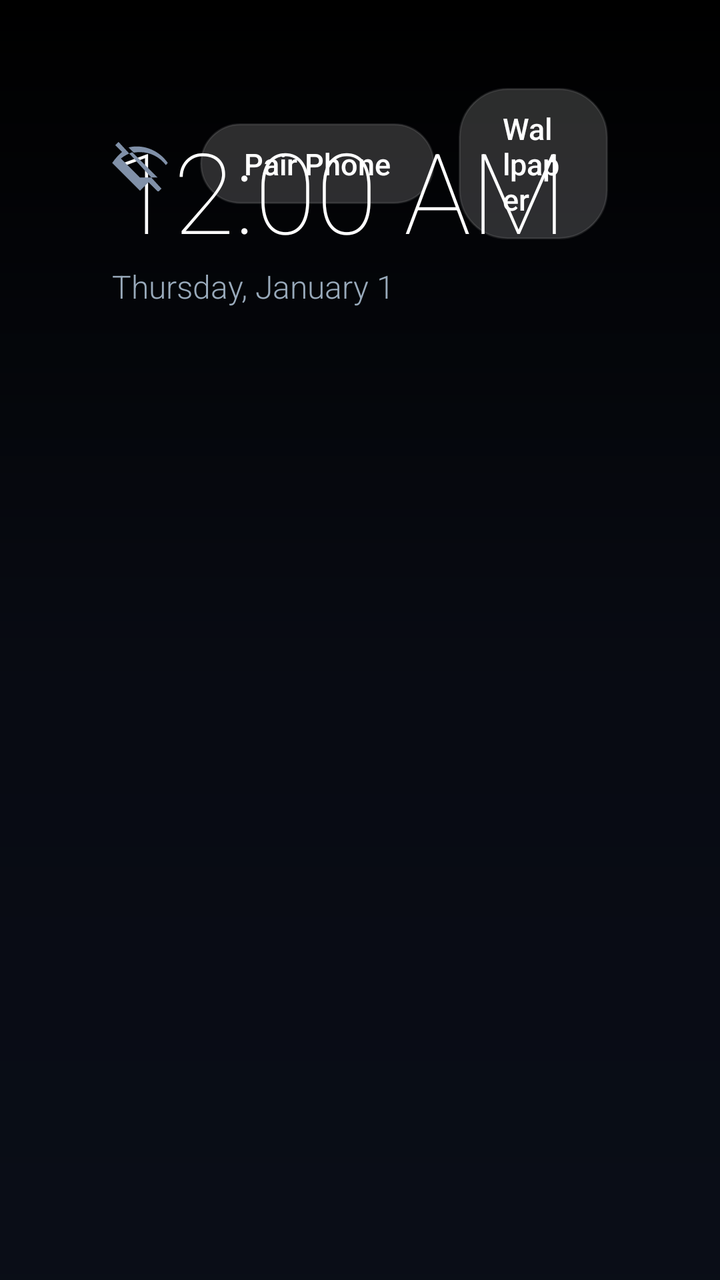
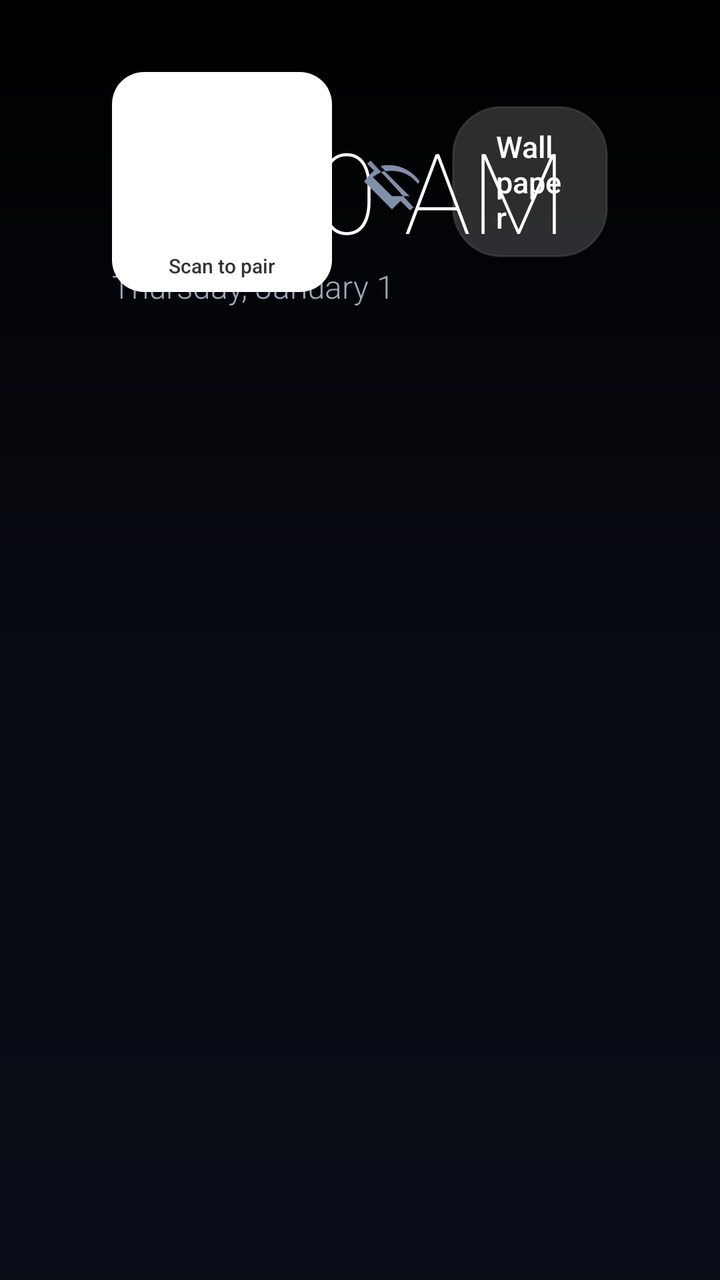

Compare the two renders of this Android layout. The source of the first and the diff that turns it into the second are given below.
<!-- AndroidManifest.xml: application theme AppTheme -->
<!-- res/layout/activity_main.xml -->
<?xml version="1.0" encoding="utf-8"?>
<FrameLayout xmlns:android="http://schemas.android.com/apk/res/android"
    android:layout_width="match_parent"
    android:layout_height="match_parent"
    android:clipChildren="false"
    android:clipToPadding="false">

    
    <ImageView
        android:id="@+id/wallpaper"
        android:layout_width="match_parent"
        android:layout_height="match_parent"
        android:scaleType="centerCrop" />

    
    <View
        android:layout_width="match_parent"
        android:layout_height="match_parent"
        android:background="@drawable/scrim_gradient" />

    
    <LinearLayout
        android:layout_width="match_parent"
        android:layout_height="match_parent"
        android:orientation="vertical"
        android:paddingStart="56dp"
        android:paddingTop="36dp"
        android:paddingEnd="56dp"
        android:paddingBottom="20dp"
        android:clipChildren="false"
        android:clipToPadding="false">

        
        <RelativeLayout
            android:layout_width="match_parent"
            android:layout_height="wrap_content"
            android:clipChildren="false"
            android:clipToPadding="false">

            <LinearLayout
                android:id="@+id/headerLeft"
                android:layout_width="wrap_content"
                android:layout_height="wrap_content"
                android:layout_alignParentStart="true"
                android:layout_centerVertical="true"
                android:orientation="vertical">

                <TextView
                    android:id="@+id/greeting"
                    android:layout_width="wrap_content"
                    android:layout_height="wrap_content"
                    android:textColor="#B0C0E0"
                    android:textSize="16sp"
                    android:fontFamily="sans-serif-medium"
                    android:letterSpacing="0.04" />

                <TextClock
                    android:id="@+id/clock"
                    android:layout_width="wrap_content"
                    android:layout_height="wrap_content"
                    android:textColor="#FFFFFF"
                    android:textSize="56sp"
                    android:fontFamily="sans-serif-thin"
                    android:format12Hour="h:mm a"
                    android:format24Hour="HH:mm" />

                <TextClock
                    android:id="@+id/date"
                    android:layout_width="wrap_content"
                    android:layout_height="wrap_content"
                    android:textColor="#99AABB"
                    android:textSize="16sp"
                    android:fontFamily="sans-serif-light"
                    android:format12Hour="EEEE, MMMM d"
                    android:format24Hour="EEEE, MMMM d" />
            </LinearLayout>

            <LinearLayout
                android:layout_width="wrap_content"
                android:layout_height="wrap_content"
                android:layout_alignParentEnd="true"
                android:layout_alignTop="@id/headerLeft"
                android:layout_marginTop="8dp"
                android:orientation="horizontal"
                android:gravity="center_vertical"
                android:clipChildren="false"
                android:clipToPadding="false">

                <ImageView
                    android:id="@+id/netIcon"
                    android:layout_width="28dp"
                    android:layout_height="28dp"
                    android:src="@drawable/ic_net_offline"
                    android:scaleType="fitCenter"
                    android:layout_marginEnd="16dp" />

                <TextView
                    android:id="@+id/pairBtn"
                    android:layout_width="wrap_content"
                    android:layout_height="wrap_content"
                    android:text="Pair Phone"
                    android:textColor="#FFFFFF"
                    android:textSize="15sp"
                    android:fontFamily="sans-serif-medium"
                    android:paddingStart="22dp"
                    android:paddingTop="10dp"
                    android:paddingEnd="22dp"
                    android:paddingBottom="10dp"
                    android:focusable="true"
                    android:clickable="true"
                    android:background="@drawable/pill_bg"
                    android:layout_marginEnd="12dp" />

                <TextView
                    android:id="@+id/wallpaperBtn"
                    android:layout_width="wrap_content"
                    android:layout_height="wrap_content"
                    android:text="Wallpaper"
                    android:textColor="#FFFFFF"
                    android:textSize="15sp"
                    android:fontFamily="sans-serif-medium"
                    android:paddingStart="22dp"
                    android:paddingTop="10dp"
                    android:paddingEnd="22dp"
                    android:paddingBottom="10dp"
                    android:focusable="true"
                    android:clickable="true"
                    android:background="@drawable/pill_bg" />
            </LinearLayout>
        </RelativeLayout>

        
        <androidx.recyclerview.widget.RecyclerView
            android:id="@+id/toolsRow"
            android:layout_width="match_parent"
            android:layout_height="wrap_content"
            android:layout_marginTop="12dp"
            android:clipToPadding="false"
            android:clipChildren="false"
            android:paddingStart="8dp"
            android:paddingTop="6dp"
            android:paddingEnd="56dp"
            android:paddingBottom="6dp" />

        
        <View
            android:layout_width="match_parent"
            android:layout_height="0dp"
            android:layout_weight="1" />

        
        <TextView
            android:id="@+id/favoritesLabel"
            android:layout_width="wrap_content"
            android:layout_height="wrap_content"
            android:text="FAVORITES"
            android:textColor="#B0C0E0"
            android:textSize="13sp"
            android:fontFamily="sans-serif-medium"
            android:letterSpacing="0.06"
            android:layout_marginStart="8dp"
            android:visibility="gone" />

        <androidx.recyclerview.widget.RecyclerView
            android:id="@+id/favoritesRow"
            android:layout_width="match_parent"
            android:layout_height="wrap_content"
            android:clipToPadding="false"
            android:clipChildren="false"
            android:paddingStart="8dp"
            android:paddingTop="12dp"
            android:paddingEnd="56dp"
            android:paddingBottom="12dp"
            android:visibility="gone" />

        
        <androidx.recyclerview.widget.RecyclerView
            android:id="@+id/grid"
            android:layout_width="match_parent"
            android:layout_height="wrap_content"
            android:clipToPadding="false"
            android:clipChildren="false"
            android:paddingStart="8dp"
            android:paddingTop="16dp"
            android:paddingEnd="56dp"
            android:paddingBottom="16dp" />
    </LinearLayout>

    
    <FrameLayout
        android:id="@+id/pairingPanel"
        android:layout_width="match_parent"
        android:layout_height="match_parent"
        android:background="#E60B0F1A"
        android:clickable="true"
        android:focusable="true"
        android:visibility="gone">

        <ScrollView
            android:layout_width="640dp"
            android:layout_height="wrap_content"
            android:layout_gravity="center"
            android:padding="24dp">

            <LinearLayout
                android:layout_width="match_parent"
                android:layout_height="wrap_content"
                android:orientation="vertical"
                android:gravity="center_horizontal"
                android:background="@drawable/card_bg"
                android:padding="28dp">

                <TextView
                    android:layout_width="wrap_content"
                    android:layout_height="wrap_content"
                    android:text="Pair Phone Remote"
                    android:textColor="#FFFFFF"
                    android:textSize="24sp"
                    android:fontFamily="sans-serif-medium" />

                <TextView
                    android:id="@+id/pairingInfo"
                    android:layout_width="wrap_content"
                    android:layout_height="wrap_content"
                    android:textColor="#B0C0E0"
                    android:textSize="14sp"
                    android:fontFamily="sans-serif"
                    android:gravity="center"
                    android:layout_marginTop="8dp" />

                
                <FrameLayout
                    android:layout_width="200dp"
                    android:layout_height="200dp"
                    android:layout_marginTop="16dp"
                    android:background="#FFFFFF"
                    android:padding="8dp">

                    <ImageView
                        android:id="@+id/qrImageView"
                        android:layout_width="match_parent"
                        android:layout_height="match_parent"
                        android:scaleType="fitCenter" />
                </FrameLayout>

                
                <TextView
                    android:layout_width="match_parent"
                    android:layout_height="wrap_content"
                    android:text="Paired Devices"
                    android:textColor="#FFFFFF"
                    android:textSize="16sp"
                    android:fontFamily="sans-serif-medium"
                    android:layout_marginTop="24dp" />

                <LinearLayout
                    android:id="@+id/pairedDevicesList"
                    android:layout_width="match_parent"
                    android:layout_height="wrap_content"
                    android:orientation="vertical"
                    android:layout_marginTop="8dp" />

                <TextView
                    android:id="@+id/noDevicesText"
                    android:layout_width="match_parent"
                    android:layout_height="wrap_content"
                    android:text="No devices paired yet"
                    android:textColor="#8090A8"
                    android:textSize="14sp"
                    android:layout_marginTop="8dp"
                    android:visibility="gone" />

                <LinearLayout
                    android:layout_width="match_parent"
                    android:layout_height="wrap_content"
                    android:orientation="horizontal"
                    android:gravity="end"
                    android:layout_marginTop="24dp">

                    <TextView
                        android:id="@+id/removeAllBtn"
                        android:layout_width="wrap_content"
                        android:layout_height="wrap_content"
                        android:text="Remove All"
                        android:textColor="#FF6B6B"
                        android:textSize="14sp"
                        android:fontFamily="sans-serif-medium"
                        android:paddingStart="18dp"
                        android:paddingTop="8dp"
                        android:paddingEnd="18dp"
                        android:paddingBottom="8dp"
                        android:focusable="true"
                        android:clickable="true"
                        android:background="@drawable/pill_bg"
                        android:layout_marginEnd="12dp" />

                    <TextView
                        android:id="@+id/closePanelBtn"
                        android:layout_width="wrap_content"
                        android:layout_height="wrap_content"
                        android:text="Close"
                        android:textColor="#FFFFFF"
                        android:textSize="14sp"
                        android:fontFamily="sans-serif-medium"
                        android:paddingStart="24dp"
                        android:paddingTop="8dp"
                        android:paddingEnd="24dp"
                        android:paddingBottom="8dp"
                        android:focusable="true"
                        android:clickable="true"
                        android:background="@drawable/pill_bg" />
                </LinearLayout>
            </LinearLayout>
        </ScrollView>
    </FrameLayout>

    
    <FrameLayout
        android:id="@+id/hiddenAppsPanel"
        android:layout_width="match_parent"
        android:layout_height="match_parent"
        android:background="#E60B0F1A"
        android:clickable="true"
        android:focusable="true"
        android:visibility="gone">

        <ScrollView
            android:layout_width="560dp"
            android:layout_height="wrap_content"
            android:layout_gravity="center"
            android:padding="24dp">

            <LinearLayout
                android:layout_width="match_parent"
                android:layout_height="wrap_content"
                android:orientation="vertical"
                android:gravity="center_horizontal"
                android:background="@drawable/card_bg"
                android:padding="28dp">

                <TextView
                    android:layout_width="wrap_content"
                    android:layout_height="wrap_content"
                    android:text="Hidden Apps"
                    android:textColor="#FFFFFF"
                    android:textSize="22sp"
                    android:fontFamily="sans-serif-medium" />

                <LinearLayout
                    android:id="@+id/hiddenAppsList"
                    android:layout_width="match_parent"
                    android:layout_height="wrap_content"
                    android:orientation="vertical"
                    android:layout_marginTop="16dp" />

                <TextView
                    android:id="@+id/noHiddenAppsText"
                    android:layout_width="match_parent"
                    android:layout_height="wrap_content"
                    android:text="No hidden apps"
                    android:textColor="#8090A8"
                    android:textSize="14sp"
                    android:gravity="center"
                    android:layout_marginTop="16dp"
                    android:visibility="gone" />

                <LinearLayout
                    android:layout_width="match_parent"
                    android:layout_height="wrap_content"
                    android:orientation="horizontal"
                    android:gravity="end"
                    android:layout_marginTop="24dp">

                    <TextView
                        android:id="@+id/unhideAllBtn"
                        android:layout_width="wrap_content"
                        android:layout_height="wrap_content"
                        android:text="Unhide All"
                        android:textColor="#FFFFFF"
                        android:textSize="14sp"
                        android:fontFamily="sans-serif-medium"
                        android:paddingStart="18dp"
                        android:paddingTop="8dp"
                        android:paddingEnd="18dp"
                        android:paddingBottom="8dp"
                        android:focusable="true"
                        android:clickable="true"
                        android:background="@drawable/pill_bg"
                        android:layout_marginEnd="12dp" />

                    <TextView
                        android:id="@+id/closeHiddenPanelBtn"
                        android:layout_width="wrap_content"
                        android:layout_height="wrap_content"
                        android:text="Close"
                        android:textColor="#FFFFFF"
                        android:textSize="14sp"
                        android:fontFamily="sans-serif-medium"
                        android:paddingStart="24dp"
                        android:paddingTop="8dp"
                        android:paddingEnd="24dp"
                        android:paddingBottom="8dp"
                        android:focusable="true"
                        android:clickable="true"
                        android:background="@drawable/pill_bg" />
                </LinearLayout>
            </LinearLayout>
        </ScrollView>
    </FrameLayout>
</FrameLayout>
<!-- resources referenced by this layout -->
<resources>
  <!-- drawable card_bg (drawable) -->
  <?xml version="1.0" encoding="utf-8"?>
  <shape xmlns:android="http://schemas.android.com/apk/res/android">
      <solid android:color="#202A40" />
      <corners android:radius="18dp" />
  </shape>
  <!-- drawable ic_net_offline (drawable) -->
  <?xml version="1.0" encoding="utf-8"?>
  <vector xmlns:android="http://schemas.android.com/apk/res/android"
      android:width="24dp"
      android:height="24dp"
      android:viewportWidth="24"
      android:viewportHeight="24">
      <path
          android:pathData="M2.81,2.81 L1.39,4.22 L4.29,7.12 C2.74,8.44 1.34,10.02 0.08,11.83 L12,23.75 L15.65,20.1 L19.78,24.23 L21.19,22.82 L2.81,2.81 Z M12,18.09 L3.83,9.92 C5.3,8.77 6.94,7.86 8.7,7.23 L19.56,18.09 L12,18.09 Z M23.92,11.83 C20.93,7.53 16.03,4.75 10.5,4.75 C9.32,4.75 8.17,4.91 7.08,5.2 L9.31,7.43 C10.15,7.28 11.06,7.2 12,7.2 C16.5,7.2 20.52,9.39 23.08,12.75 L23.92,11.83 Z"
          android:fillColor="#8090A8" />
  </vector>
  <!-- drawable pill_bg (drawable) -->
  <?xml version="1.0" encoding="utf-8"?>
  <selector xmlns:android="http://schemas.android.com/apk/res/android">
      <item android:state_focused="true">
          <shape>
              <solid android:color="#80FFFFFF" />
              <corners android:radius="24dp" />
              <stroke android:width="2dp" android:color="#FFFFFF" />
          </shape>
      </item>
      <item>
          <shape>
              <solid android:color="#2BFFFFFF" />
              <corners android:radius="24dp" />
              <stroke android:width="1dp" android:color="#1AFFFFFF" />
          </shape>
      </item>
  </selector>
  <!-- drawable scrim_gradient (drawable) -->
  <?xml version="1.0" encoding="utf-8"?>
  <shape xmlns:android="http://schemas.android.com/apk/res/android">
      <gradient
          android:angle="270"
          android:startColor="#66000000"
          android:centerColor="#B30B0F1A"
          android:endColor="#E60B0F1A" />
  </shape>
  <style name="AppTheme" parent="android:Theme.Material.NoActionBar">
          <item name="android:windowBackground">@android:color/black</item>
          <item name="android:windowNoTitle">true</item>
      </style>
</resources>

<!-- the commit's change to res/layout/activity_main.xml (unified diff, before → after) -->
@@ -80,11 +80,51 @@
                 android:layout_height="wrap_content"
                 android:layout_alignParentEnd="true"
                 android:layout_alignTop="@id/headerLeft"
-                android:layout_marginTop="8dp"
                 android:orientation="horizontal"
                 android:gravity="center_vertical"
                 android:clipChildren="false"
                 android:clipToPadding="false">
+
+                
+                <LinearLayout
+                    android:id="@+id/homeQrCard"
+                    android:layout_width="110dp"
+                    android:layout_height="110dp"
+                    android:orientation="vertical"
+                    android:gravity="center"
+                    android:background="@drawable/qr_tile_bg"
+                    android:padding="6dp"
+                    android:focusable="true"
+                    android:clickable="true"
+                    android:layout_marginEnd="16dp">
+
+                    <ImageView
+                        android:id="@+id/homeQrImageView"
+                        android:layout_width="82dp"
+                        android:layout_height="82dp"
+                        android:scaleType="fitCenter" />
+
+                    <TextView
+                        android:id="@+id/homeQrCaption"
+                        android:layout_width="wrap_content"
+                        android:layout_height="wrap_content"
+                        android:text="Scan to pair"
+                        android:textColor="#333333"
+                        android:textSize="10sp"
+                        android:fontFamily="sans-serif-medium"
+                        android:layout_marginTop="2dp" />
+
+                    <TextView
+                        android:id="@+id/homeQrOfflineText"
+                        android:layout_width="wrap_content"
+                        android:layout_height="wrap_content"
+                        android:text="No network"
+                        android:textColor="#888888"
+                        android:textSize="12sp"
+                        android:fontFamily="sans-serif-medium"
+                        android:gravity="center"
+                        android:visibility="gone" />
+                </LinearLayout>
 
                 <ImageView
                     android:id="@+id/netIcon"
@@ -93,23 +133,6 @@
                     android:src="@drawable/ic_net_offline"
                     android:scaleType="fitCenter"
                     android:layout_marginEnd="16dp" />
-
-                <TextView
-                    android:id="@+id/pairBtn"
-                    android:layout_width="wrap_content"
-                    android:layout_height="wrap_content"
-                    android:text="Pair Phone"
-                    android:textColor="#FFFFFF"
-                    android:textSize="15sp"
-                    android:fontFamily="sans-serif-medium"
-                    android:paddingStart="22dp"
-                    android:paddingTop="10dp"
-                    android:paddingEnd="22dp"
-                    android:paddingBottom="10dp"
-                    android:focusable="true"
-                    android:clickable="true"
-                    android:background="@drawable/pill_bg"
-                    android:layout_marginEnd="12dp" />
 
                 <TextView
                     android:id="@+id/wallpaperBtn"
<!-- resource entries referenced after the edit -->
@@ -35,6 +35,13 @@
           </shape>
       </item>
   </selector>
+  <!-- drawable qr_tile_bg (drawable) -->
+  <?xml version="1.0" encoding="utf-8"?>
+  <shape xmlns:android="http://schemas.android.com/apk/res/android"
+      android:shape="rectangle">
+      <solid android:color="#FFFFFF" />
+      <corners android:radius="16dp" />
+  </shape>
   <!-- drawable scrim_gradient (drawable) -->
   <?xml version="1.0" encoding="utf-8"?>
   <shape xmlns:android="http://schemas.android.com/apk/res/android">
